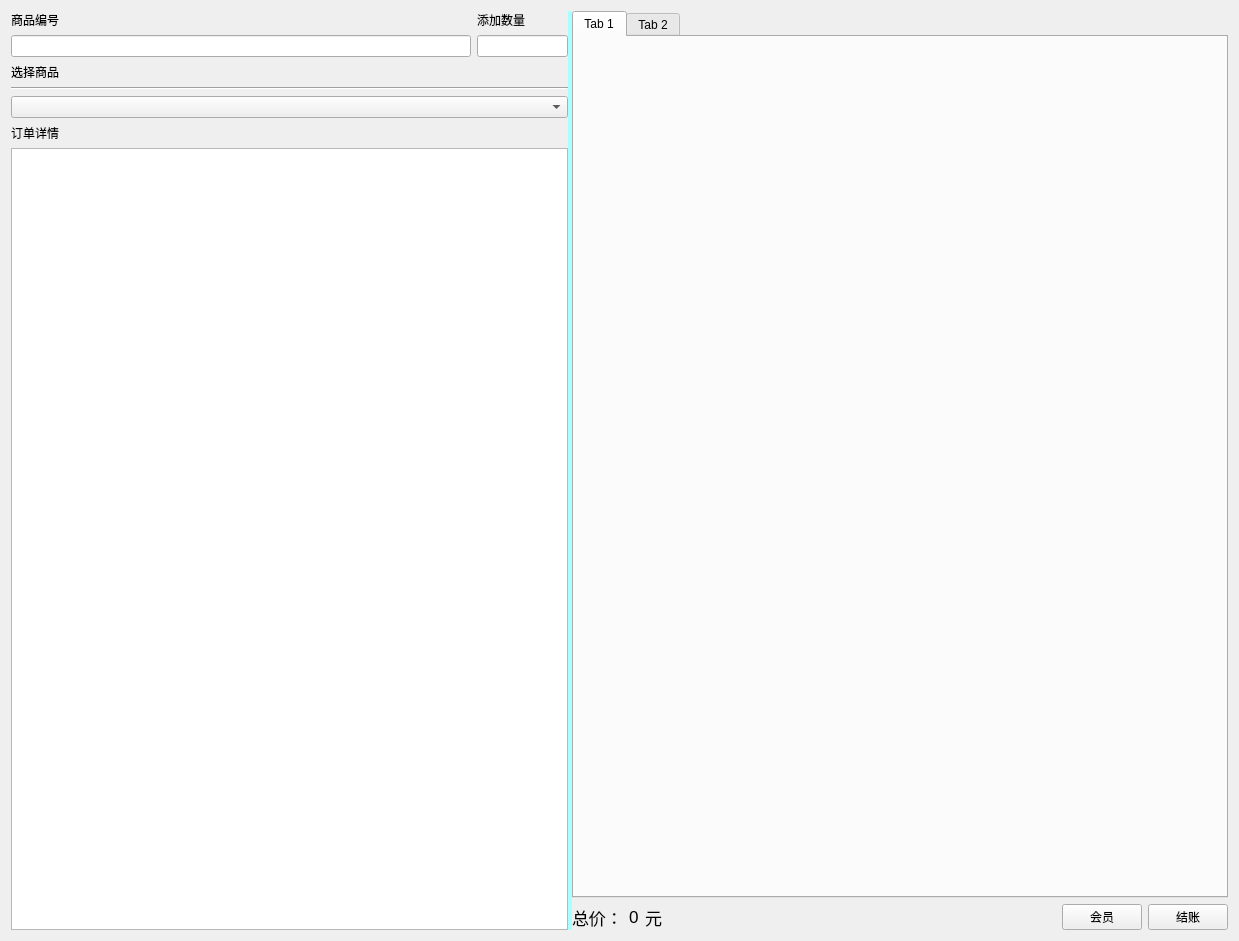
The window that view/manager/widgetcashiermanager.ui (ylxcvvan/Supermarket-Commodity-Management-System) describes before a commit, drawn with Qt 5.
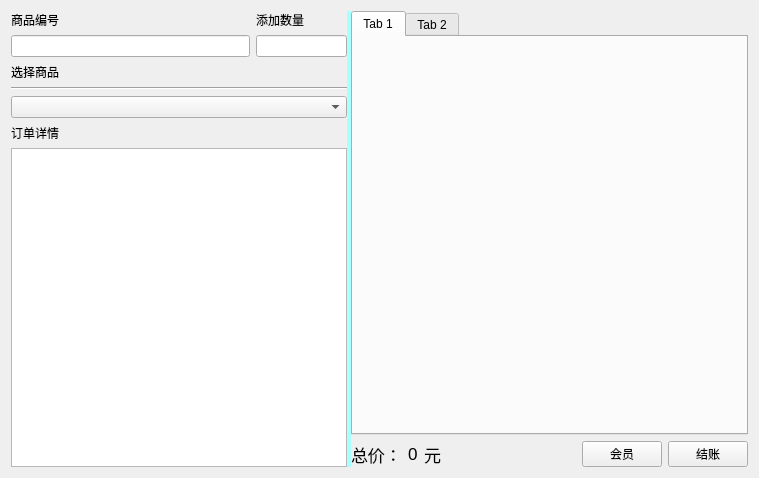
The same window after the commit. The open tabs and pages were chosen to show the change.

What changed in the file:
```diff
--- a/view/manager/widgetcashiermanager.ui
+++ b/view/manager/widgetcashiermanager.ui
@@ -6,8 +6,8 @@
    <rect>
     <x>0</x>
     <y>0</y>
-    <width>1239</width>
-    <height>941</height>
+    <width>759</width>
+    <height>478</height>
    </rect>
   </property>
   <property name="windowTitle">
```
Left out of the diff: 2 changed lines with no effect on the pictures.
